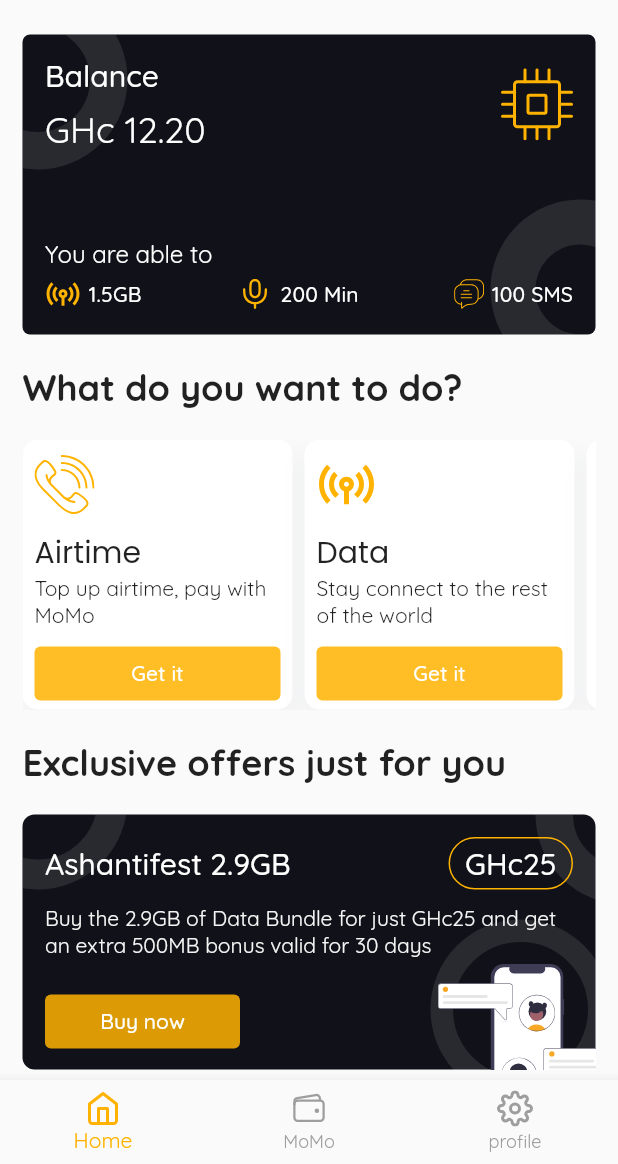
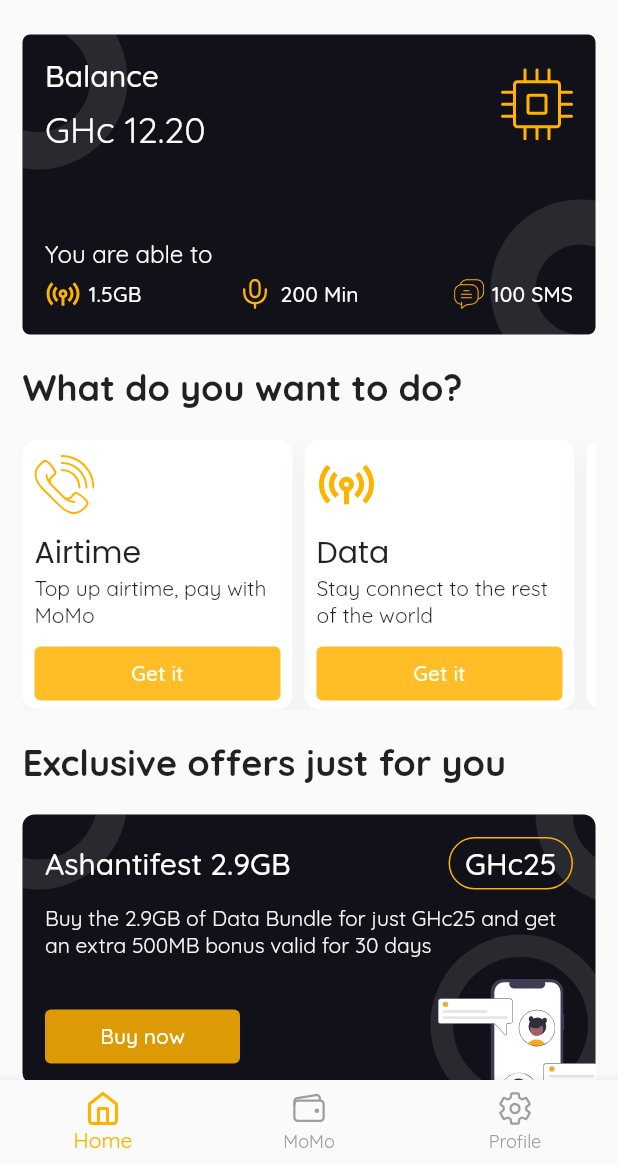
Before and after one commit to jeronasiedu/mira, a Flutter app: the screen it shows after launch, on a phone screen of 412 x 824 dp, the part 72-1236 px from its top. Run offline on Flutter 3.47's test engine with Material 2 defaults, Android fonts, the phone set to English and light mode, and no system bars; drawn by our look-alikes of badges; our stand-ins replace flutter_feather_icons, flutter_svg, google_fonts, ionicons.

Commit message:
change profile icon

```diff
--- a/lib/root_app.dart
+++ b/lib/root_app.dart
@@ -22,7 +22,7 @@ class _RootAppState extends State<RootApp> {
   }
 
   List<Widget> pages = [
-    HomePage(),
+    const HomePage(),
     const MoMoPage(),
     const SettingsPage(),
   ];
@@ -52,8 +52,8 @@ class _RootAppState extends State<RootApp> {
             label: "MoMo",
           ),
           BottomNavigationBarItem(
-            icon: Icon(FeatherIcons.settings),
-            label: "profile",
+            icon: Icon(Ionicons.settings_outline),
+            label: "Profile",
           ),
         ],
       ),
--- a/lib/widgets/exclusive_card.dart
+++ b/lib/widgets/exclusive_card.dart
@@ -1,7 +1,6 @@
 // ignore_for_file: public_member_api_docs, sort_constructors_first
 import 'package:flutter/material.dart';
 import 'package:flutter_svg/flutter_svg.dart';
-
 import 'package:mira/widgets/circle.dart';
 
 class ExclusiveCard extends StatelessWidget {
@@ -25,7 +24,7 @@ class ExclusiveCard extends StatelessWidget {
     return Container(
       width: double.maxFinite,
       margin: const EdgeInsets.only(bottom: 20),
-      height: 170,
+      height: 180,
       decoration: BoxDecoration(
         color: const Color.fromARGB(255, 17, 17, 25),
         borderRadius: BorderRadius.circular(8),
```
